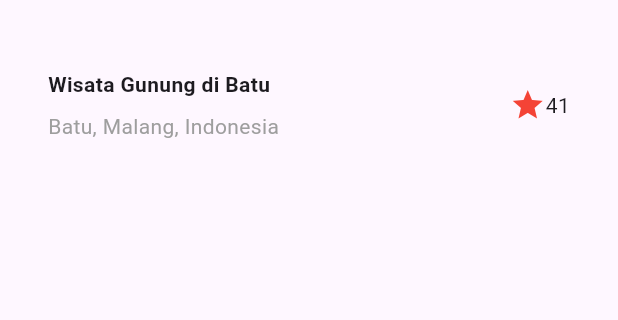
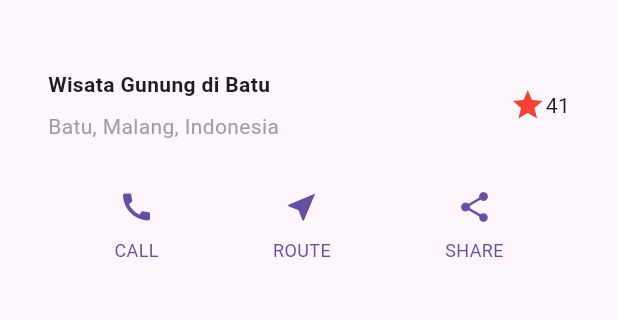
Before and after one commit to eerfinn/flutter-layout-navigation, a Flutter app: the screen it shows after launch, on a phone screen of 412 x 824 dp, the part 63-383 px from its top. Run offline on Flutter 3.47's test engine with Material 3 defaults, Android fonts, the phone set to English and light mode, and no system bars.

Commit message:
Praktikum 2: Langkah 3 - Tambah button section ke body

```diff
--- a/lib/main.dart
+++ b/lib/main.dart
@@ -52,7 +52,7 @@ class MyApp extends StatelessWidget {
       title: 'Flutter layout: Erfin Jauhari Dwi Brian 2341760088',
       home: Scaffold(
         appBar: AppBar(title: const Text('Flutter Layout Demo')),
-        body: Column(children: [titleSection]),
+        body: Column(children: [titleSection, buttonSection]),
       ),
     );
   }
```
Also changed, not shown: images/06.png (added), 1 other file.
